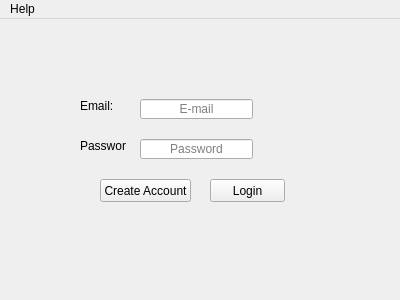
This is RccApplication/loginpage.ui in ak2300941/Cis17BGroupProject as Qt 5 draws it before an edit. The edited form follows.
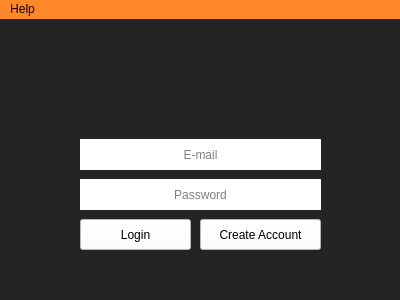
This is the edited form. Icons and pictures are not drawn.

Diff of the .ui file:
```diff
--- a/RccApplication/loginpage.ui
+++ b/RccApplication/loginpage.ui
@@ -26,21 +26,34 @@
    <string>LoginPage</string>
   </property>
   <property name="autoFillBackground">
-   <bool>false</bool>
+   <bool>true</bool>
   </property>
   <property name="styleSheet">
    <string notr="true"/>
   </property>
   <widget class="QWidget" name="centralWidget">
+   <property name="styleSheet">
+    <string notr="true">background:url(./tigerbg.png);
+background-repeat: no-repeat;
+background-color:rgb(36, 36, 36);</string>
+   </property>
    <widget class="QLineEdit" name="Email">
     <property name="geometry">
      <rect>
-      <x>140</x>
-      <y>80</y>
-      <width>113</width>
-      <height>20</height>
+      <x>80</x>
+      <y>120</y>
+      <width>241</width>
+      <height>31</height>
      </rect>
     </property>
+    <property name="focusPolicy">
+     <enum>Qt::ClickFocus</enum>
+    </property>
+    <property name="styleSheet">
+     <string notr="true">border: 1px solid rgb(255, 255, 255);
+background:rgb(255, 255, 255);
+</string>
+    </property>
     <property name="maxLength">
      <number>30</number>
     </property>
@@ -54,12 +67,20 @@
    <widget class="QLineEdit" name="Password">
     <property name="geometry">
      <rect>
-      <x>140</x>
-      <y>120</y>
-      <width>113</width>
-      <height>20</height>
+      <x>80</x>
+      <y>160</y>
+      <width>241</width>
+      <height>31</height>
      </rect>
     </property>
+    <property name="focusPolicy">
+     <enum>Qt::ClickFocus</enum>
+    </property>
+    <property name="styleSheet">
+     <string notr="true">border: 1px solid rgb(255, 255, 255);
+background:rgb(255, 255, 255);
+</string>
+    </property>
     <property name="maxLength">
      <number>16</number>
     </property>
@@ -76,12 +97,22 @@
    <widget class="QPushButton" name="Login">
     <property name="geometry">
      <rect>
-      <x>210</x>
-      <y>160</y>
-      <width>75</width>
-      <height>23</height>
+      <x>80</x>
+      <y>200</y>
+      <width>111</width>
+      <height>31</height>
      </rect>
     </property>
+    <property name="focusPolicy">
+     <enum>Qt::ClickFocus</enum>
+    </property>
+    <property name="autoFillBackground">
+     <bool>false</bool>
+    </property>
+    <property name="styleSheet">
+     <string notr="true">background:white;
+</string>
+    </property>
     <property name="text">
      <string>Login</string>
     </property>
@@ -89,48 +120,23 @@
    <widget class="QPushButton" name="CreateAcc">
     <property name="geometry">
      <rect>
-      <x>100</x>
-      <y>160</y>
-      <width>91</width>
-      <height>23</height>
+      <x>200</x>
+      <y>200</y>
+      <width>121</width>
+      <height>31</height>
      </rect>
     </property>
+    <property name="autoFillBackground">
+     <bool>false</bool>
+    </property>
+    <property name="styleSheet">
+     <string notr="true">background:white;
+</string>
+    </property>
     <property name="text">
      <string>Create Account</string>
     </property>
    </widget>
-   <widget class="QLabel" name="emailLabel">
-    <property name="geometry">
-     <rect>
-      <x>80</x>
-      <y>80</y>
-      <width>46</width>
-      <height>13</height>
-     </rect>
-    </property>
-    <property name="text">
-     <string>Email:</string>
-    </property>
-    <property name="buddy">
-     <cstring>Email</cstring>
-    </property>
-   </widget>
-   <widget class="QLabel" name="passLabel">
-    <property name="geometry">
-     <rect>
-      <x>80</x>
-      <y>120</y>
-      <width>46</width>
-      <height>13</height>
-     </rect>
-    </property>
-    <property name="text">
-     <string>Password:</string>
-    </property>
-    <property name="buddy">
-     <cstring>Password</cstring>
-    </property>
-   </widget>
   </widget>
   <widget class="QMenuBar" name="menuBar">
    <property name="geometry">
@@ -138,9 +144,15 @@
      <x>0</x>
      <y>0</y>
      <width>400</width>
-     <height>21</height>
+     <height>27</height>
     </rect>
    </property>
+   <property name="autoFillBackground">
+    <bool>true</bool>
+   </property>
+   <property name="styleSheet">
+    <string notr="true">background:rgb(255, 137, 41);</string>
+   </property>
    <widget class="QMenu" name="menuHelp">
     <property name="title">
      <string>Help</string>
```
Left out of the diff: 10 changed lines with no effect on the pictures.
